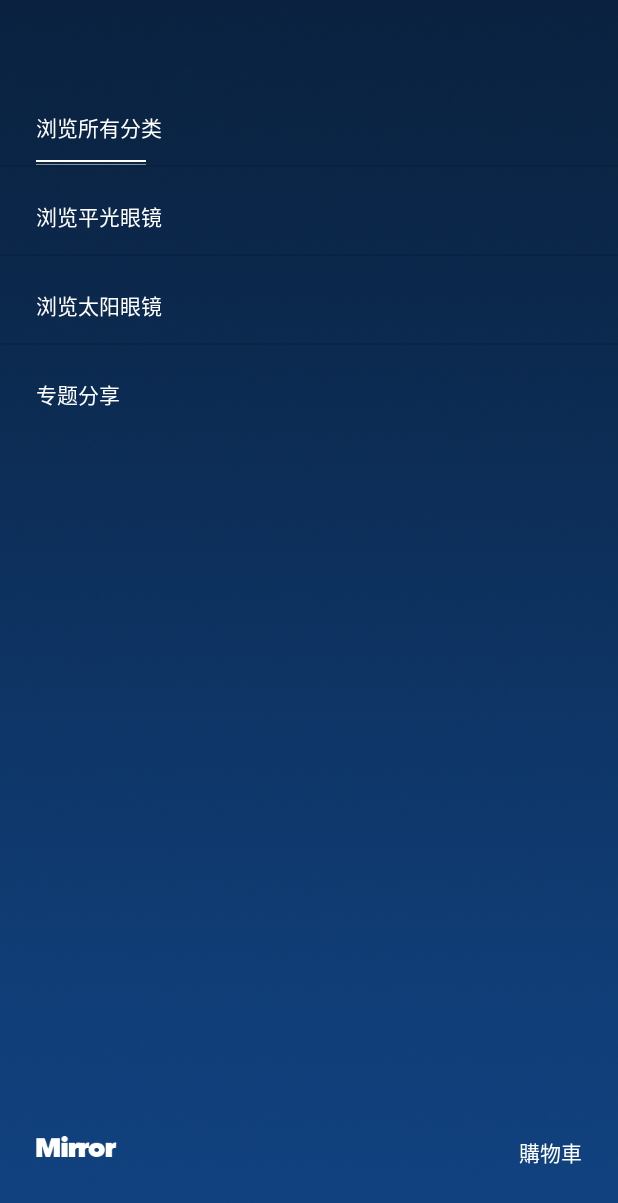
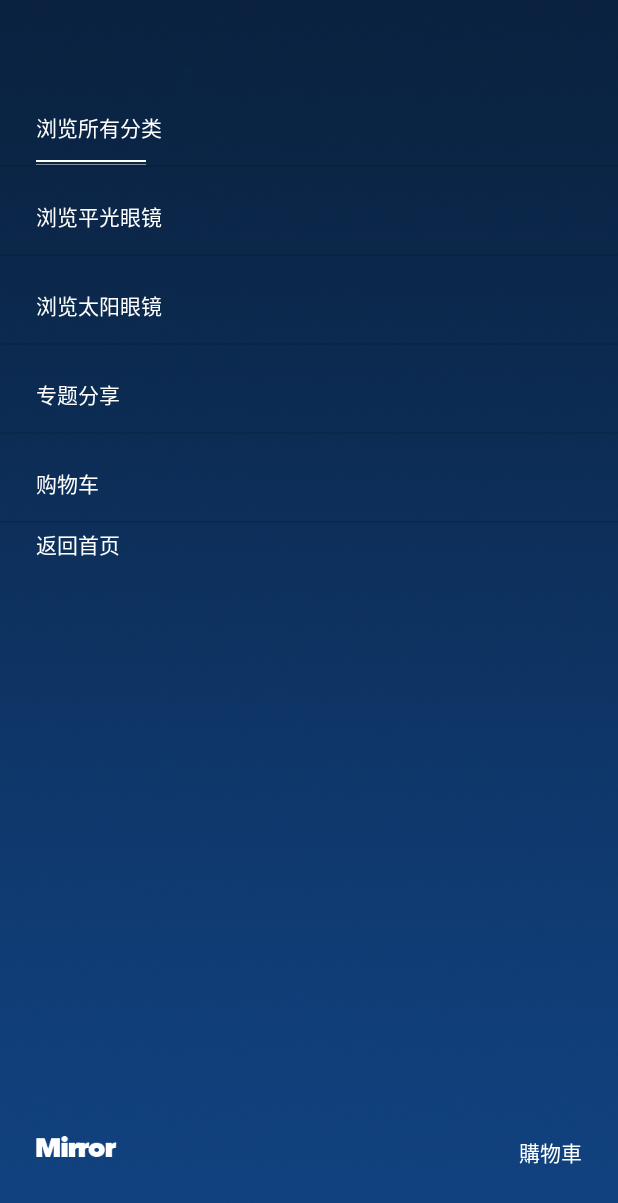
Before and after one commit to SuperNaruto/Mirror, an Android app: the screen it shows after launch (MainActivity), after a tap on "浏览平光眼镜", on a phone screen of 412 x 824 dp. Shown: the top 1203 px of the screen. Run offline under Robolectric (Android 15) with nearby library versions, the phone set to English and light mode, and no system bars.

```diff
--- a/app/src/main/java/com/example/vdllo/mirror/home/AllTypeFragment.java
+++ b/app/src/main/java/com/example/vdllo/mirror/home/AllTypeFragment.java
@@ -53,6 +53,7 @@ public class AllTypeFragment extends BaseFragment {
         data.add("浏览平光眼镜");
         data.add("浏览太阳眼镜");
         data.add("专题分享");
+        data.add("购物车");
         linearLayout.setOnClickListener(new View.OnClickListener() {
             @Override
             public void onClick(View v) {
--- a/app/src/main/java/com/example/vdllo/mirror/home/ShowMenu.java
+++ b/app/src/main/java/com/example/vdllo/mirror/home/ShowMenu.java
@@ -3,13 +3,17 @@ package com.example.vdllo.mirror.home;
 import android.content.Context;
 import android.content.Intent;
 import android.util.DisplayMetrics;
+import android.util.Log;
 import android.view.Gravity;
+import android.view.KeyEvent;
 import android.view.LayoutInflater;
 import android.view.View;
 import android.widget.AdapterView;
 import android.widget.LinearLayout;
 import android.widget.ListView;
 import android.widget.PopupWindow;
+import android.widget.TextView;
+import android.widget.Toast;
 
 import com.example.vdllo.mirror.R;
 
@@ -24,6 +28,8 @@ public class ShowMenu implements AdapterView.OnItemClickListener {
     private PopupWindow popupWindow;
     private ListView listView;
     private ShowMenuAdapter showMenuAdapter;
+    private TextView textView;
+    private MainActivity mainActivity;
 
     // 构造方法传入上下文环境
     public ShowMenu(Context context) {
@@ -37,6 +43,7 @@ public class ShowMenu implements AdapterView.OnItemClickListener {
     public void showPopupWindow(View v, ArrayList<String> titleData, int linePosition){
 
         View view = LayoutInflater.from(context).inflate(R.layout.pop, null);
+        textView = (TextView) view.findViewById(R.id.pop_return_textview);
         // 初始化组件
         initView(view);
 
@@ -44,6 +51,15 @@ public class ShowMenu implements AdapterView.OnItemClickListener {
         showMenuAdapter = new ShowMenuAdapter(titleData, context, linePosition);
         listView.setAdapter(showMenuAdapter);
         listView.setOnItemClickListener(this);
+        textView.setOnClickListener(new View.OnClickListener() {
+            @Override
+            public void onClick(View v) {
+                // 跳转到MainActivity，显示menu对应的Fragment
+                Intent rIntent = new Intent(context, MainActivity.class);
+                rIntent.putExtra("position", 0);
+                context.startActivity(rIntent);
+            }
+        });
 
         // 设置PopupWindow的布局，显示的位置
         popupWindow = new PopupWindow(context);
@@ -80,9 +96,13 @@ public class ShowMenu implements AdapterView.OnItemClickListener {
 
     @Override
     public void onItemClick(AdapterView<?> parent, View view, int position, long id) {
-        // 跳转到MainActivity，显示menu对应的Fragment
-        Intent intent = new Intent(context, MainActivity.class);
-        intent.putExtra("position", position);
-        context.startActivity(intent);
+//        // 跳转到MainActivity，显示menu对应的Fragment
+//        Intent intent = new Intent(context, MainActivity.class);
+//        intent.putExtra("position", position);
+//        context.startActivity(intent);
+        mainActivity = (MainActivity) context;
+        mainActivity.getPositionFromPopwindow(position);
+        popupWindow.dismiss();
     }
+
 }
--- a/app/src/main/java/com/example/vdllo/mirror/home/ShowMenuAdapter.java
+++ b/app/src/main/java/com/example/vdllo/mirror/home/ShowMenuAdapter.java
@@ -1,6 +1,7 @@
 package com.example.vdllo.mirror.home;
 
 import android.content.Context;
+import android.content.Intent;
 import android.text.Html;
 import android.view.LayoutInflater;
 import android.view.View;
@@ -59,6 +60,9 @@ public class ShowMenuAdapter extends BaseAdapter {
             holder.imageView.setVisibility(View.INVISIBLE);
         }
 
+
+
+
         return convertView;
     }
 
--- a/app/src/main/res/layout/activity_main.xml
+++ b/app/src/main/res/layout/activity_main.xml
@@ -25,22 +25,22 @@
                 android:layout_width="match_parent"
                 android:layout_height="wrap_content"
                 android:layout_alignParentBottom="true"
-                android:layout_marginBottom="20dp"
+                android:layout_marginBottom="@dimen/main_bottom_size_bottom"
                 android:orientation="horizontal">
 
                 <ImageView
                     android:id="@+id/main_iv"
                     android:layout_width="wrap_content"
                     android:layout_height="wrap_content"
-                    android:layout_marginLeft="24dp"
+                    android:layout_marginLeft="@dimen/main_bottom_image_left"
                     android:src="@mipmap/mirror" />
 
                 <TextView
                     android:layout_width="wrap_content"
                     android:layout_height="wrap_content"
                     android:layout_alignParentRight="true"
-                    android:layout_marginRight="24dp"
-                    android:text="購物車"
+                    android:layout_marginRight="@dimen/main_bottom_textview_text"
+                    android:text="@string/main_bottom_textview_right"
                     android:textColor="@android:color/white" />
             </RelativeLayout>
         </RelativeLayout>
--- a/app/src/main/res/layout/all_type_item.xml
+++ b/app/src/main/res/layout/all_type_item.xml
@@ -5,29 +5,29 @@
     android:orientation="vertical">
 
     <LinearLayout
-        android:layout_width="270dp"
+        android:layout_width="@dimen/all_type_all_width"
         android:layout_height="wrap_content"
-        android:layout_marginLeft="11dp"
+        android:layout_marginLeft="@dimen/all_type_all_left"
         android:background="@android:color/white"
         android:orientation="vertical">
 
         <ImageView
             android:id="@+id/all_type_iv"
             android:layout_width="match_parent"
-            android:layout_height="270dp"
+            android:layout_height="@dimen/all_type_image_height"
             android:src="@mipmap/home_pic" />
 
         <LinearLayout
             android:layout_width="match_parent"
-            android:layout_height="115dp"
-            android:layout_marginLeft="12dp"
-            android:layout_marginRight="12dp"
+            android:layout_height="@dimen/all_type_content_height"
+            android:layout_marginLeft="@dimen/all_type_content_left"
+            android:layout_marginRight="@dimen/all_type_content_right"
             android:orientation="vertical">
 
             <LinearLayout
                 android:layout_width="match_parent"
                 android:layout_height="wrap_content"
-                android:layout_marginTop="10dp"
+                android:layout_marginTop="@dimen/all_type_price_top"
                 android:orientation="horizontal">
 
                 <RelativeLayout
@@ -38,7 +38,7 @@
                         android:layout_width="wrap_content"
                         android:layout_height="wrap_content"
                         android:text="SEE CONCEPT"
-                        android:textSize="15dp"
+                        android:textSize="@dimen/all_type_textsize"
                         android:textStyle="bold" />
 
                     <TextView
@@ -46,8 +46,8 @@
                         android:layout_width="wrap_content"
                         android:layout_height="wrap_content"
                         android:layout_alignParentRight="true"
-                        android:text="450"
-                        android:textSize="15dp"
+                        android:text="@string/all_type_price_text"
+                        android:textSize="@dimen/all_type_price_textsize"
                         android:textStyle="bold" />
 
                     <ImageView
@@ -64,19 +64,19 @@
             <LinearLayout
                 android:layout_width="match_parent"
                 android:layout_height="wrap_content"
-                android:layout_marginTop="8dp">
+                android:layout_marginTop="@dimen/all_type_france_text">
 
                 <TextView
                     android:layout_width="wrap_content"
                     android:layout_height="wrap_content"
                     android:text="法国巴黎"
-                    android:textSize="12dp" />
+                    android:textSize="@dimen/all_type_france_textsize" />
             </LinearLayout>
 
             <ImageView
                 android:layout_width="match_parent"
                 android:layout_height="wrap_content"
-                android:layout_marginTop="10dp"
+                android:layout_marginTop="@dimen/all_type_image_top"
                 android:src="@mipmap/blackline" />
 
             <LinearLayout
@@ -86,9 +86,9 @@
                 <TextView
                     android:layout_width="wrap_content"
                     android:layout_height="wrap_content"
-                    android:layout_marginTop="8dp"
+                    android:layout_marginTop="@dimen/all_type_fina_text"
                     android:text="草莓红色圆框阅读镜"
-                    android:textSize="15dp" />
+                    android:textSize="@dimen/all_type_final_textsize" />
             </LinearLayout>
         </LinearLayout>
     </LinearLayout>
--- a/app/src/main/res/layout/pop.xml
+++ b/app/src/main/res/layout/pop.xml
@@ -4,13 +4,24 @@
     android:layout_height="match_parent"
     android:background="@mipmap/bg">
 
-
+<LinearLayout
+    android:layout_width="match_parent"
+    android:layout_height="wrap_content"
+    android:orientation="vertical">
     <ListView
         android:id="@+id/pop_listview"
         android:layout_width="match_parent"
+        android:layout_height="300dp"
+        android:layout_marginTop="@dimen/pop_listview"/>
+    <TextView
+        android:id="@+id/pop_return_textview"
+        android:layout_width="match_parent"
         android:layout_height="wrap_content"
-        android:layout_marginTop="@dimen/pop_listview"/>
-
+        android:text="返回首页"
+        android:layout_marginLeft="24dp"
+        android:textColor="@android:color/white"
+        android:textSize="14sp"/>
+</LinearLayout>
     <FrameLayout
         android:layout_width="wrap_content"
         android:layout_height="wrap_content"
--- a/app/src/main/res/values/dimens.xml
+++ b/app/src/main/res/values/dimens.xml
@@ -97,5 +97,22 @@
     <dimen name="pop_item_text_left">24dp</dimen>
     <dimen name="pop_item_image_top">11dp</dimen>
     <dimen name="pop_item_image_left">24dp</dimen>
+    <dimen name="all_type_all_width">270dp</dimen>
+    <dimen name="all_type_all_left">11dp</dimen>
+    <dimen name="all_type_image_height">270dp</dimen>
+    <dimen name="all_type_content_height">115dp</dimen>
+    <dimen name="all_type_content_left">12dp</dimen>
+    <dimen name="all_type_content_right">12dp</dimen>
+    <dimen name="all_type_price_top">10dp</dimen>
+    <dimen name="all_type_textsize">15sp</dimen>
+    <dimen name="all_type_price_textsize">15sp</dimen>
+    <dimen name="all_type_france_text">8dp</dimen>
+    <dimen name="all_type_france_textsize">12sp</dimen>
+    <dimen name="all_type_image_top">10dp</dimen>
+    <dimen name="all_type_fina_text">8dp</dimen>
+    <dimen name="all_type_final_textsize">15sp</dimen>
+    <dimen name="main_bottom_size_bottom">20dp</dimen>
+    <dimen name="main_bottom_image_left">24dp</dimen>
+    <dimen name="main_bottom_textview_text">24dp</dimen>
     <!--shopping_cart -->
 </resources>
--- a/app/src/main/res/values/strings.xml
+++ b/app/src/main/res/values/strings.xml
@@ -22,4 +22,6 @@
     <string name="shopping_cart_new_texts">显示排序为最新推荐</string>
     <string name="shopping_cart_no_text">您的购物车没有商品</string>
     <string name="pop_textview_text">購物車</string>
+    <string name="all_type_price_text">450</string>
+    <string name="main_bottom_textview_right">購物車</string>
 </resources>
```
Also changed, not shown: app/src/main/java/com/example/vdllo/mirror/home/MainActivity.java (+88 -0 lines), app/src/main/java/com/example/vdllo/mirror/shoppingcart/ShoppingCartFragment.java (+8 -0 lines).
